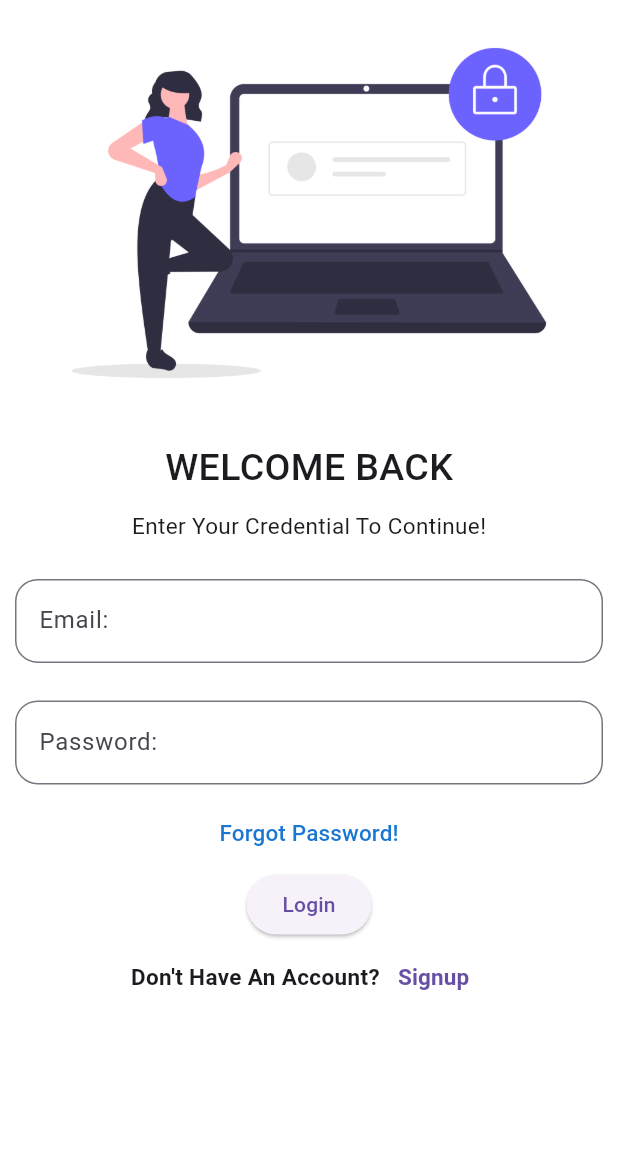
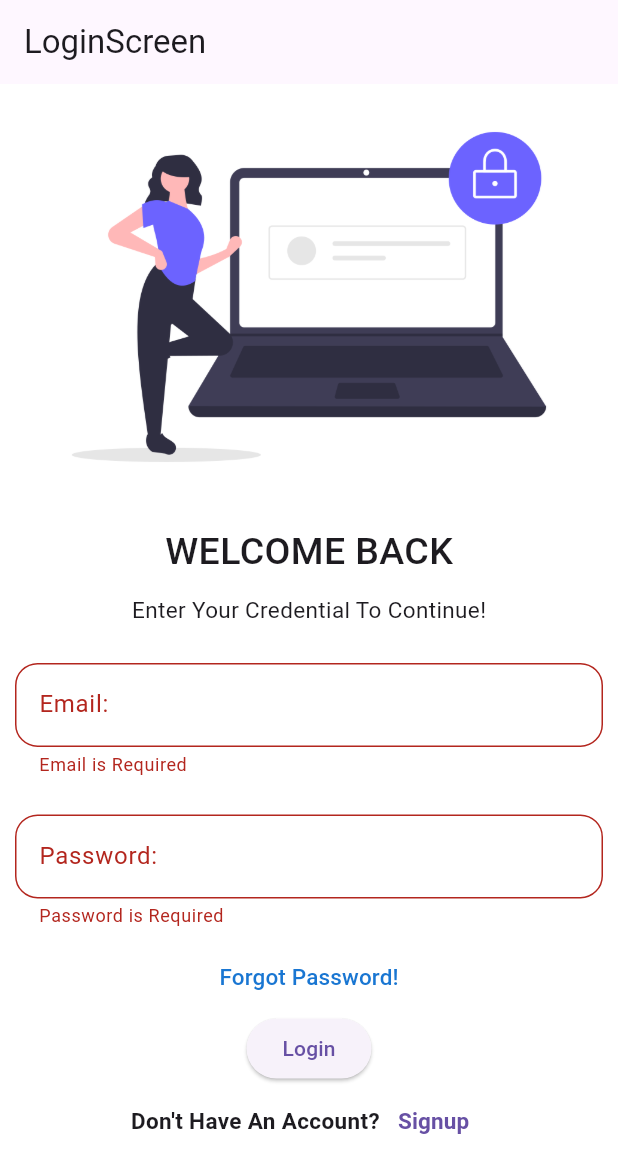
Before and after one commit to Munsif007/firebase_flutter, a Flutter app: the screen it shows after launch, after a tap on "Login", on a phone screen of 412 x 824 dp. Shown: the top 1173 px of the screen. Run offline on Flutter 3.47's test engine with Material 3 defaults, Android fonts, the phone set to English and light mode, and no system bars; our stand-ins replace firebase_core, lottie; accounts and stored records are empty.

Commit message:
On branch day2 Your branch is up to date with 'origin/day2'.  Changes to be committed: 	modified:   lib/Firebase_Services/splash_services.dart 	new file:   lib/Pages/HomePage.dart 	modified:   lib/UI/Auth/login_screen.dart 	modified:   lib/UI/splash_screen.dart

```diff
--- a/lib/Firebase_Services/splash_services.dart
+++ b/lib/Firebase_Services/splash_services.dart
@@ -10,7 +10,7 @@ class SplashServices {
     //       context, MaterialPageRoute(builder: (context) => LoginScreen()));
     // });
     Timer(
-        Duration(milliseconds: 6000),
+        Duration(milliseconds: 4750),
         () => Navigator.push(
             context,
             MaterialPageRoute(
--- a/lib/UI/Auth/login_screen.dart
+++ b/lib/UI/Auth/login_screen.dart
@@ -1,3 +1,4 @@
+import 'package:firebase_flutter/Pages/HomePage.dart';
 import 'package:flutter/material.dart';
 
 class LoginScreen extends StatefulWidget {
@@ -9,6 +10,28 @@ class LoginScreen extends StatefulWidget {
 
 class _LoginScreenState extends State<LoginScreen> {
   var style1 = TextStyle(fontSize: 15, fontWeight: FontWeight.bold);
+  final formkey = GlobalKey<FormState>();
+  bool iscircle = false;
+  TextEditingController email = TextEditingController();
+
+  validate(BuildContext context) async {
+    if (formkey.currentState!.validate()) {
+      setState(() {
+        iscircle = true;
+      });
+      await Future.delayed(Duration(seconds: 1));
+
+      await Navigator.push(
+          context,
+          MaterialPageRoute(
+            builder: (context) => HomePage(),
+          ));
+      setState(() {
+        iscircle = false;
+        email.text = "";
+      });
+    }
+  }
 
   @override
   Widget build(BuildContext context) {
@@ -17,16 +40,18 @@ class _LoginScreenState extends State<LoginScreen> {
       child: SafeArea(
         child: Scaffold(
           backgroundColor: Colors.white,
-          // appBar: AppBar(
-          //   // title: Text("LoginScreen"),
-          //   automaticallyImplyLeading: false,
-          // ),
+          appBar: AppBar(
+            title: Text("LoginScreen"),
+            automaticallyImplyLeading: false,
+          ),
           body: SingleChildScrollView(
             child: Column(
               mainAxisAlignment: MainAxisAlignment.center,
               children: [
                 Image.asset('assets/images/loginnew.png', fit: BoxFit.cover),
-                Column(
+                Form(
+                  key: formkey,
+                  child: Column(
                     children: [
                       Padding(
                         padding: const EdgeInsets.all(10.0),
@@ -44,12 +69,12 @@ class _LoginScreenState extends State<LoginScreen> {
                               fontSize: 15, fontWeight: FontWeight.w400),
                         ),
                       ),
-                  ],
-                ),
                       Padding(
-                  padding:
-                      const EdgeInsets.symmetric(horizontal: 10, vertical: 25),
+                        padding: const EdgeInsets.symmetric(
+                            horizontal: 10, vertical: 25),
                         child: TextFormField(
+                          autovalidateMode: AutovalidateMode.onUserInteraction,
+                          controller: email,
                           keyboardType: TextInputType.emailAddress,
                           decoration: InputDecoration(
                               alignLabelWithHint: true,
@@ -63,12 +88,20 @@ class _LoginScreenState extends State<LoginScreen> {
                               border: OutlineInputBorder(
                                   borderSide: BorderSide(color: Colors.purple),
                                   borderRadius: BorderRadius.circular(15))),
+                          validator: (value) {
+                            if (value!.isEmpty) {
+                              return "Email is Required";
+                            } else {
+                              return null;
+                            }
+                          },
                         ),
                       ),
                       Padding(
-                  padding:
-                      const EdgeInsets.symmetric(horizontal: 10, vertical: 0),
+                        padding: const EdgeInsets.symmetric(
+                            horizontal: 10, vertical: 0),
                         child: TextFormField(
+                          autovalidateMode: AutovalidateMode.onUserInteraction,
                           keyboardType: TextInputType.emailAddress,
                           decoration: InputDecoration(
                               alignLabelWithHint: true,
@@ -82,6 +115,16 @@ class _LoginScreenState extends State<LoginScreen> {
                               border: OutlineInputBorder(
                                   borderSide: BorderSide(color: Colors.purple),
                                   borderRadius: BorderRadius.circular(15))),
+                          validator: (value) {
+                            if (value!.isEmpty) {
+                              return "Password is Required";
+                            } else {
+                              return null;
+                            }
+                          },
+                        ),
+                      ),
+                    ],
                   ),
                 ),
                 ButtonBar(
@@ -94,7 +137,13 @@ class _LoginScreenState extends State<LoginScreen> {
                           style: TextStyle(
                               color: Colors.blue.shade700, fontSize: 15),
                         )),
-                    ElevatedButton(onPressed: () {}, child: Text("Login")),
+                    iscircle
+                        ? Center(child: CircularProgressIndicator())
+                        : ElevatedButton(
+                            onPressed: () {
+                              validate(context);
+                            },
+                            child: Text("Login")),
                     Row(mainAxisAlignment: MainAxisAlignment.center, children: [
                       Text("Don't Have An Account?", style: style1),
                       TextButton(
--- a/lib/UI/splash_screen.dart
+++ b/lib/UI/splash_screen.dart
@@ -30,12 +30,9 @@ class _Splash_ScreenState extends State<SplashScreen> {
           children: [
             Center(
               child: Lottie.asset(
-                // 'https://lottie.host/c3726644-9541-4d32-898b-2ca5fd876791/qBEHZ5i081.json',
-                // 'https://lottie.host/65fd5c6f-6570-43fd-a732-2afd15600883/kEJLqpFgI0.json',
                 'assets/files/myanimation.json',
               ),
             ),
-            Text("asdasd"),
           ],
         ));
   }
```
Also changed, not shown: lib/Pages/HomePage.dart (added, +18 -0 lines). Lines whose indentation alone changed are shown as unchanged.
